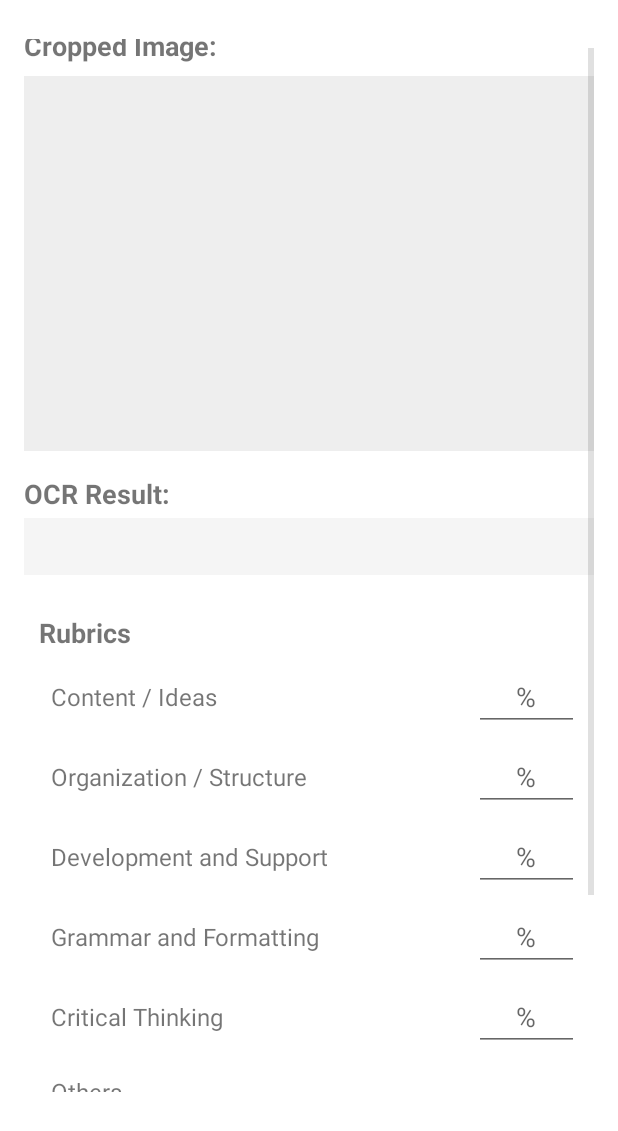
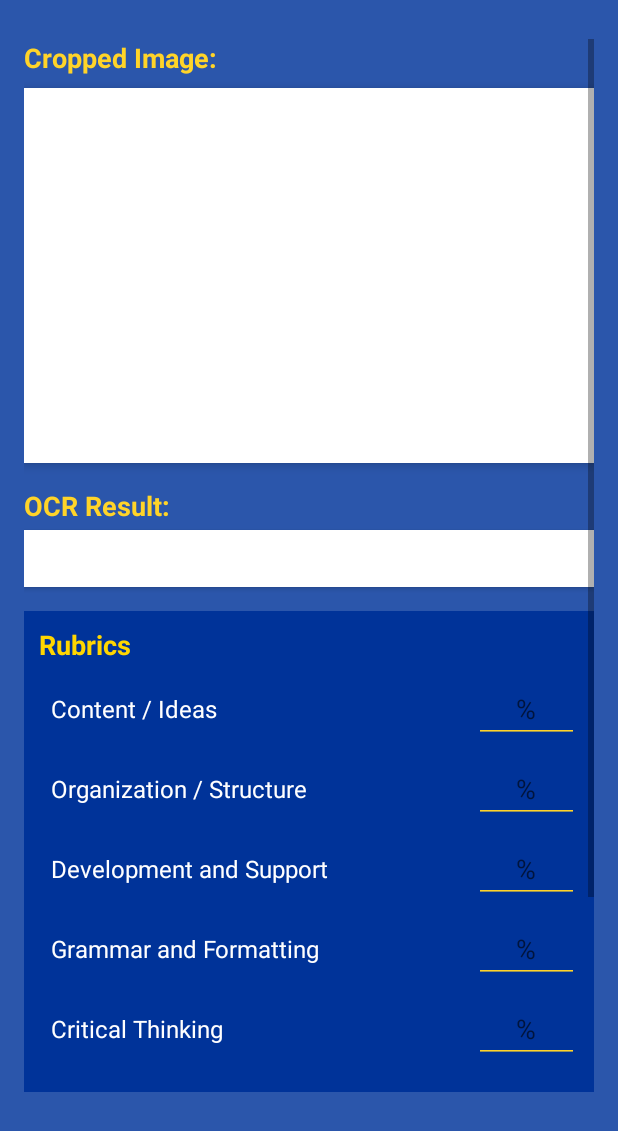
Before and after one commit to Jhonas028/SmartEssay, an Android app: the layout fragment_camera.xml on its own in the app's theme, with its tools: preview values and no code run, on a phone screen of 412 x 824 dp. Shown: the top 1131 px of the screen. Run offline under Robolectric (Android 15) with nearby library versions, the phone set to English and light mode, and no system bars; Roboto replaces fonts that are not available here.

Commit message:
change ui of camera fragment

```diff
--- a/app/src/main/java/com/example/smartessay/API/OpenAiAPI.java
+++ b/app/src/main/java/com/example/smartessay/API/OpenAiAPI.java
@@ -1,3 +1,5 @@
+//Jhonas API
+
 package com.example.smartessay.API;
 
 import android.os.Handler;
--- a/app/src/main/java/com/example/smartessay/Teacher_Fragments/CameraFragment.java
+++ b/app/src/main/java/com/example/smartessay/Teacher_Fragments/CameraFragment.java
@@ -78,7 +78,7 @@ public class CameraFragment extends Fragment {
                 Toast.makeText(getContext(), "No essay detected!", Toast.LENGTH_SHORT).show();
                 return;
             }
-
+            //This is an API PLEASE DO NOT REMOVE THIS
             OpenAiAPI.gradeEssay(
                     essay,
                     contentPercentage.getText().toString(),
--- a/app/src/main/java/com/example/smartessay/Teacher_Fragments/RoomFragment.java
+++ b/app/src/main/java/com/example/smartessay/Teacher_Fragments/RoomFragment.java
@@ -19,6 +19,7 @@ public class RoomFragment extends Fragment {
         // Inflate the layout for this fragment
         View view = inflater.inflate(R.layout.fragment_room, container, false);
 
+
         return  view;
     }
 }
--- a/app/src/main/res/layout/fragment_camera.xml
+++ b/app/src/main/res/layout/fragment_camera.xml
@@ -4,6 +4,7 @@
     android:layout_height="match_parent"
     android:orientation="vertical"
     android:fitsSystemWindows="true"
+    android:background="@color/back_blue"
     android:padding="16dp">
 
     <ScrollView
@@ -18,28 +19,34 @@
             android:layout_height="wrap_content"
             android:orientation="vertical">
 
+            <!-- Header -->
             <TextView
                 android:id="@+id/camera_instruction"
                 android:layout_width="wrap_content"
                 android:layout_height="wrap_content"
                 android:text="Cropped Image:"
+                android:textColor="@color/text_title_yellow"
                 android:textSize="18sp"
                 android:textStyle="bold"
                 android:layout_marginBottom="8dp" />
 
+            <!-- Image Preview -->
             <ImageView
                 android:id="@+id/imageView"
                 android:layout_width="match_parent"
                 android:layout_height="250dp"
-                android:background="#EEEEEE"
+                android:background="@color/white"
                 android:contentDescription="Cropped Image"
-                android:scaleType="centerCrop" />
+                android:scaleType="centerCrop"
+                android:elevation="4dp" />
 
+            <!-- OCR Result -->
             <TextView
                 android:id="@+id/ocrResultTextView"
                 android:layout_width="wrap_content"
                 android:layout_height="wrap_content"
                 android:text="OCR Result:"
+                android:textColor="@color/text_title_yellow"
                 android:textSize="18sp"
                 android:textStyle="bold"
                 android:layout_marginTop="16dp"
@@ -49,26 +56,32 @@
                 android:id="@+id/ocr_result"
                 android:layout_width="match_parent"
                 android:layout_height="wrap_content"
-                android:background="#F5F5F5"
+                android:background="@color/white"
                 android:padding="8dp"
-                android:textSize="16sp" />
+                android:textColor="@color/black"
+                android:textSize="16sp"
+                android:elevation="2dp" />
 
-            <!-- Rubrics -->
+            <!-- Rubrics Section -->
             <LinearLayout
                 android:layout_width="match_parent"
                 android:layout_height="wrap_content"
                 android:orientation="vertical"
-                android:padding="10dp">
+                android:padding="10dp"
+                android:background="@color/blue"
+                android:layout_marginTop="16dp"
+                android:layout_marginBottom="16dp"
+                android:paddingBottom="16dp">
 
                 <TextView
                     android:id="@+id/rubricsTV"
                     android:layout_width="wrap_content"
                     android:layout_height="wrap_content"
-                    android:layout_marginTop="16dp"
-                    android:layout_marginBottom="8dp"
                     android:text="Rubrics"
+                    android:textColor="@color/yellow"
                     android:textSize="18sp"
-                    android:textStyle="bold" />
+                    android:textStyle="bold"
+                    android:layout_marginBottom="8dp" />
 
                 <!-- Content / Ideas -->
                 <LinearLayout
@@ -85,6 +98,7 @@
                         android:layout_weight="1"
                         android:padding="8dp"
                         android:text="Content / Ideas"
+                        android:textColor="@color/white"
                         android:textSize="16sp" />
 
                     <EditText
@@ -93,6 +107,8 @@
                         android:layout_height="wrap_content"
                         android:inputType="number"
                         android:gravity="center"
+                        android:backgroundTint="@color/button_yellow"
+                        android:textColor="@color/black"
                         android:hint="%" />
                 </LinearLayout>
 
@@ -111,6 +127,7 @@
                         android:layout_weight="1"
                         android:padding="8dp"
                         android:text="Organization / Structure"
+                        android:textColor="@color/white"
                         android:textSize="16sp" />
 
                     <EditText
@@ -119,6 +136,8 @@
                         android:layout_height="wrap_content"
                         android:inputType="number"
                         android:gravity="center"
+                        android:backgroundTint="@color/button_yellow"
+                        android:textColor="@color/black"
                         android:hint="%" />
                 </LinearLayout>
 
@@ -137,6 +156,7 @@
                         android:layout_weight="1"
                         android:padding="8dp"
                         android:text="Development and Support"
+                        android:textColor="@color/white"
                         android:textSize="16sp" />
 
                     <EditText
@@ -145,6 +165,8 @@
                         android:layout_height="wrap_content"
                         android:inputType="number"
                         android:gravity="center"
+                        android:backgroundTint="@color/button_yellow"
+                        android:textColor="@color/black"
                         android:hint="%" />
                 </LinearLayout>
 
@@ -163,6 +185,7 @@
                         android:layout_weight="1"
                         android:padding="8dp"
                         android:text="Grammar and Formatting"
+                        android:textColor="@color/white"
                         android:textSize="16sp" />
 
                     <EditText
@@ -171,6 +194,8 @@
                         android:layout_height="wrap_content"
                         android:inputType="number"
                         android:gravity="center"
+                        android:backgroundTint="@color/button_yellow"
+                        android:textColor="@color/black"
                         android:hint="%" />
                 </LinearLayout>
 
@@ -189,6 +214,7 @@
                         android:layout_weight="1"
                         android:padding="8dp"
                         android:text="Critical Thinking"
+                        android:textColor="@color/white"
                         android:textSize="16sp" />
 
                     <EditText
@@ -197,21 +223,18 @@
                         android:layout_height="wrap_content"
                         android:inputType="number"
                         android:gravity="center"
+                        android:backgroundTint="@color/button_yellow"
+                        android:textColor="@color/black"
                         android:hint="%" />
                 </LinearLayout>
 
                 <!-- Others (Teacher Notes) -->
-                <LinearLayout
-                    android:layout_width="match_parent"
-                    android:layout_height="wrap_content"
-                    android:orientation="vertical"
-                    android:layout_marginBottom="8dp">
-
                 <TextView
                     android:layout_width="wrap_content"
                     android:layout_height="wrap_content"
                     android:padding="8dp"
                     android:text="Others"
+                    android:textColor="@color/white"
                     android:textSize="16sp" />
 
                 <EditText
@@ -222,20 +245,24 @@
                     android:inputType="textMultiLine"
                     android:gravity="top|start"
                     android:minLines="2"
-                        android:scrollbars="vertical" />
+                    android:scrollbars="vertical"
+                    android:background="@color/white"
+                    android:textColor="@color/black" />
             </LinearLayout>
 
-            </LinearLayout>
-
+            <!-- Submit Button -->
             <Button
                 android:id="@+id/submitBtn"
-                android:layout_width="290dp"
+                android:layout_width="match_parent"
                 android:layout_height="48dp"
                 android:layout_gravity="center"
                 android:layout_marginTop="20dp"
                 android:backgroundTint="@color/button"
-                android:text="Submit" />
+                android:text="Submit"
+                android:textColor="@color/white"
+                android:textStyle="bold" />
 
+            <!-- Score Section -->
             <LinearLayout
                 android:layout_width="match_parent"
                 android:layout_height="wrap_content"
@@ -247,6 +274,7 @@
                     android:layout_height="wrap_content"
                     android:padding="8dp"
                     android:text="Score and Feedback:"
+                    android:textColor="@color/text_title_yellow"
                     android:textSize="18sp"
                     android:textStyle="bold"
                     android:layout_marginTop="16dp"
@@ -256,20 +284,17 @@
                     android:id="@+id/scoresTV"
                     android:layout_width="match_parent"
                     android:layout_height="wrap_content"
-                    android:background="#F5F5F5"
+                    android:background="@color/white"
                     android:padding="8dp"
+                    android:textColor="@color/black"
                     android:textSize="16sp"
                     android:paddingBottom="80dp"
                     android:scrollHorizontally="false"
                     android:ellipsize="none"
                     android:singleLine="false"
-                    android:inputType="none"
                     android:focusable="false"
                     android:focusableInTouchMode="false" />
-
-
             </LinearLayout>
-
 
         </LinearLayout>
     </ScrollView>
```
Lines whose indentation alone changed are shown as unchanged.
